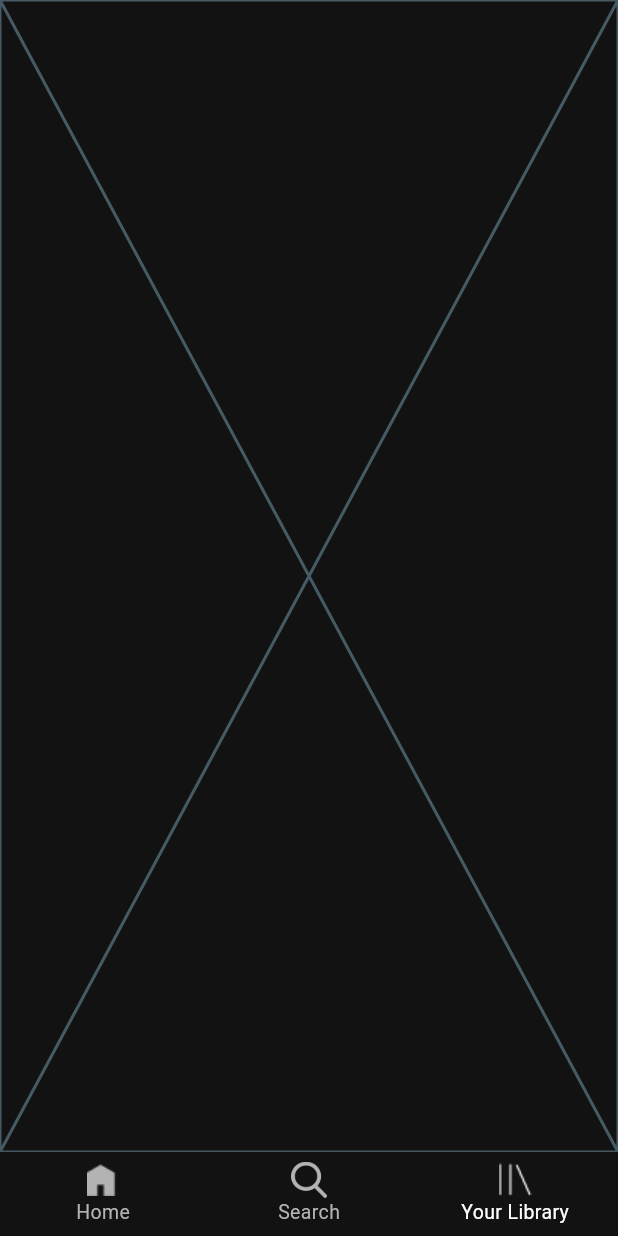
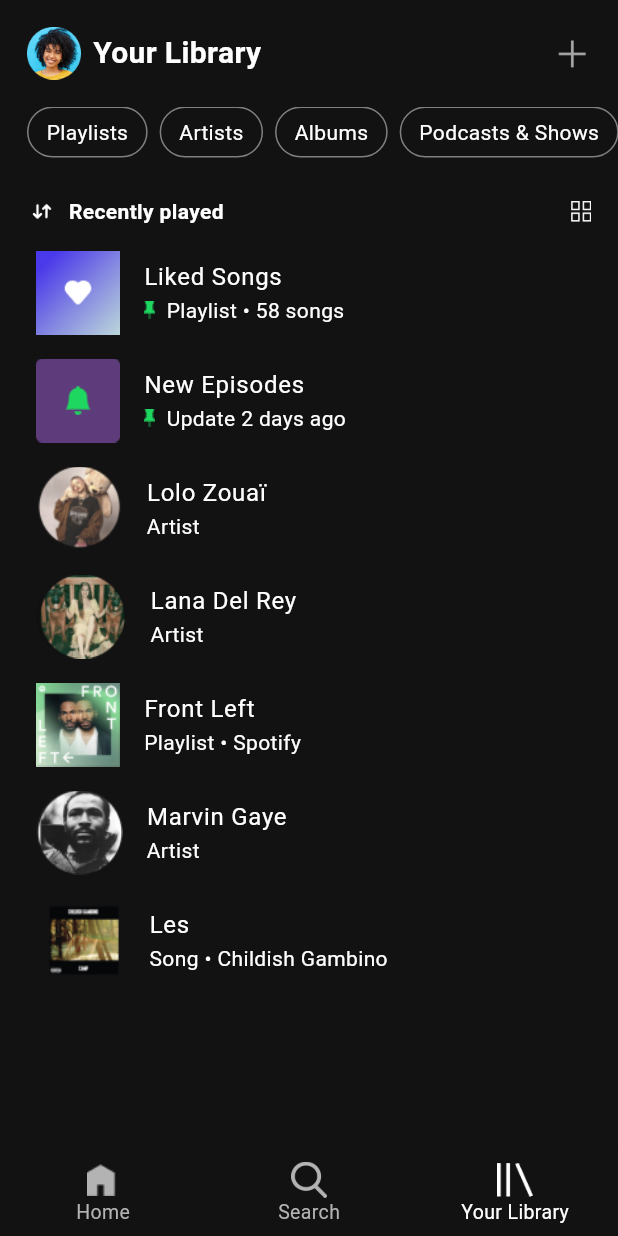
Before and after one commit to edveloper-yt/spotify_clone, a Flutter app: the HomeScaffold screen opened directly, item 3 of the bottom bar chosen, on a phone screen of 412 x 824 dp. Run offline on Flutter 3.47's test engine with Material 3 defaults, Android fonts, the phone set to English and light mode, and no system bars.

Commit message:
library page

```diff
--- a/lib/data.dart
+++ b/lib/data.dart
@@ -71,3 +71,43 @@ List<ItemModel> browseAll = [
     text: "Charts",
   ),
 ];
+
+List<LibraryModel> libraries = [
+  LibraryModel(
+    image: "assets/library_1.png",
+    title: "Liked Songs",
+    subtitle: "Playlist • 58 songs",
+    subtitleImage: "assets/pin.png",
+  ),
+  LibraryModel(
+    image: "assets/library_2.png",
+    title: "New Episodes",
+    subtitle: "Update 2 days ago",
+    subtitleImage: "assets/pin.png",
+  ),
+  LibraryModel(
+    image: "assets/library_3.png",
+    title: "Lolo Zouaï",
+    subtitle: "Artist",
+  ),
+  LibraryModel(
+    image: "assets/library_4.png",
+    title: "Lana Del Rey",
+    subtitle: "Artist",
+  ),
+  LibraryModel(
+    image: "assets/library_5.png",
+    title: "Front Left",
+    subtitle: "Playlist • Spotify",
+  ),
+  LibraryModel(
+    image: "assets/library_6.png",
+    title: "Marvin Gaye",
+    subtitle: "Artist",
+  ),
+  LibraryModel(
+    image: "assets/library_7.png",
+    title: "Les",
+    subtitle: "Song • Childish Gambino",
+  ),
+];
--- a/lib/model.dart
+++ b/lib/model.dart
@@ -4,3 +4,17 @@ class ItemModel {
 
   ItemModel({required this.image, required this.text});
 }
+
+class LibraryModel {
+  final String image;
+  final String title;
+  final String subtitle;
+  final String? subtitleImage;
+
+  LibraryModel({
+    required this.image,
+    required this.title,
+    required this.subtitle,
+    this.subtitleImage,
+  });
+}
--- a/lib/screens/home_scaffold.dart
+++ b/lib/screens/home_scaffold.dart
@@ -16,7 +16,7 @@ class _HomeScaffoldState extends State<HomeScaffold> {
   List<Widget> pages = [
     const HomeScreen(),
     const SearchScreen(),
-    const LibraryScreen(),
+    LibraryScreen(),
   ];
 
   @override
--- a/lib/screens/library.dart
+++ b/lib/screens/library.dart
@@ -1,10 +1,116 @@
 import 'package:flutter/material.dart';
+import 'package:spotify_clone/data.dart';
 
 class LibraryScreen extends StatelessWidget {
-  const LibraryScreen({super.key});
+  LibraryScreen({super.key});
+
+  final List<String> tabs = [
+    'Playlists',
+    'Artists',
+    'Albums',
+    'Podcasts & Shows',
+  ];
 
   @override
   Widget build(BuildContext context) {
-    return const Placeholder();
+    return SafeArea(
+      child: SingleChildScrollView(
+        child: Column(
+          children: [
+            Padding(
+              padding: const EdgeInsets.all(18.0),
+              child: Row(
+                children: [
+                  Image.asset('assets/profile.png', height: 35),
+                  const SizedBox(width: 8),
+                  const Text(
+                    'Your Library',
+                    style: TextStyle(
+                      fontWeight: FontWeight.bold,
+                      fontSize: 20,
+                    ),
+                  ),
+                  const Spacer(),
+                  Image.asset('assets/add.png', height: 25),
+                ],
+              ),
+            ),
+            SizedBox(
+              height: 60,
+              child: ListView.separated(
+                padding: const EdgeInsets.symmetric(horizontal: 18),
+                separatorBuilder: (context, index) => const SizedBox(width: 8),
+                scrollDirection: Axis.horizontal,
+                itemCount: tabs.length,
+                itemBuilder: (context, index) => Column(
+                  children: [
+                    Container(
+                      decoration: BoxDecoration(
+                        border: Border.all(
+                          color: const Color(0xFF7F7F7F),
+                        ),
+                        borderRadius: BorderRadius.circular(100),
+                      ),
+                      child: Padding(
+                        padding: const EdgeInsets.symmetric(
+                          vertical: 6,
+                          horizontal: 12,
+                        ),
+                        child: Text(tabs[index]),
+                      ),
+                    ),
+                  ],
+                ),
+              ),
+            ),
+            Padding(
+              padding: const EdgeInsets.symmetric(vertical: 0, horizontal: 18),
+              child: Row(
+                children: [
+                  Image.asset('assets/sort.png', height: 14),
+                  const SizedBox(width: 8),
+                  const Text(
+                    'Recently played',
+                    style: TextStyle(
+                      fontWeight: FontWeight.bold,
+                      fontSize: 14,
+                    ),
+                  ),
+                  const Spacer(),
+                  Image.asset('assets/menu.png', height: 14),
+                ],
+              ),
+            ),
+            // Text('data'),
+            Padding(
+              padding: const EdgeInsets.all(8.0),
+              child: ListView.builder(
+                physics: const NeverScrollableScrollPhysics(),
+                shrinkWrap: true,
+                itemCount: libraries.length,
+                itemBuilder: (_, index) => ListTile(
+                  leading: Image.asset(libraries[index].image),
+                  title: Text(libraries[index].title),
+                  subtitle: Row(
+                    children: [
+                      if (libraries[index].subtitleImage != null)
+                        SizedBox(
+                          width: 15,
+                          child: Image.asset(
+                            libraries[index].subtitleImage!,
+                            height: 12,
+                            alignment: Alignment.centerLeft,
+                          ),
+                        ),
+                      Text(libraries[index].subtitle),
+                    ],
+                  ),
+                ),
+              ),
+            ),
+          ],
+        ),
+      ),
+    );
   }
 }
```
Also changed, not shown: assets/add.png (added), assets/e.png (added), assets/library.png, assets/library_1.png (added), assets/library_2.png (added), assets/library_3.png (added), assets/library_4.png (added), assets/library_5.png (added), assets/library_6.png (added), assets/library_7.png (added), assets/menu.png (added), assets/pin.png (added), assets/profile.png (added), assets/sort.png (added).
